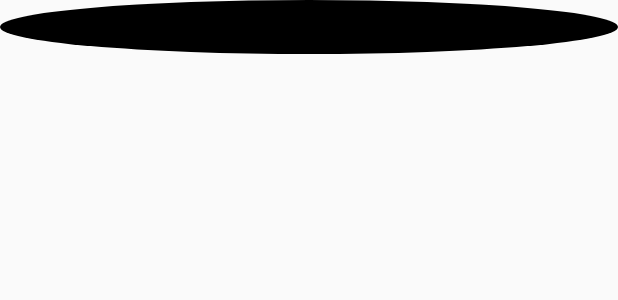
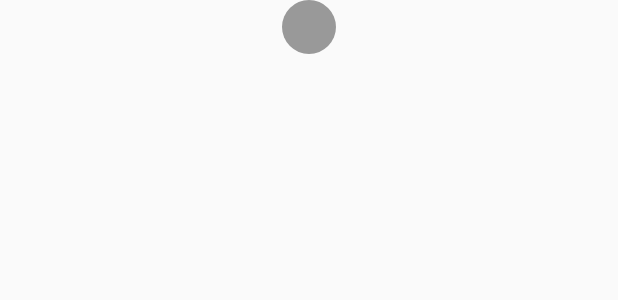
Before and after one commit to ndgithub/Popular-Movies, an Android app: the layout cast_list_item.xml on its own in the app's theme, with its tools: preview values and no code run, on a phone screen of 412 x 824 dp. Shown: the top 300 px of the screen. Run offline under Robolectric (Android 15) with nearby library versions, the light colour scheme and no system bars.

```diff
--- a/app/src/main/java/com/example/android/popularmovies/CastAdapter.java
+++ b/app/src/main/java/com/example/android/popularmovies/CastAdapter.java
@@ -57,7 +57,7 @@ public class CastAdapter extends ArrayAdapter<CastMember> {
         Picasso.with(getContext())
                 .load("https://image.tmdb.org/t/p/w342" + currentActor.getProfilePicPath())
                 .transform(new CircleTransform())
-                .resize(275, 0)
+                .resize(200, 0)
                 .into(actorPic);
 
         return listItemView;
--- a/app/src/main/res/drawable/actor_pic_background_circle.xml
+++ b/app/src/main/res/drawable/actor_pic_background_circle.xml
@@ -1,7 +1,7 @@
 <?xml version="1.0" encoding="utf-8"?>
 <shape xmlns:android="http://schemas.android.com/apk/res/android"
     android:shape="oval">
-    <solid android:color="#000000" />
+    <solid android:color="#999999" />
     <size
         android:width="36dp"
         android:height="36dp" />
--- a/app/src/main/res/layout/cast_list_item.xml
+++ b/app/src/main/res/layout/cast_list_item.xml
@@ -4,27 +4,30 @@
     android:layout_width="match_parent"
     android:layout_height="wrap_content"
     android:orientation="vertical"
-    android:textAlignment="center"
-    >
+    android:textAlignment="center">
+
     <ImageView
-        android:layout_width="match_parent"
+        android:id="@+id/actor_pic"
+        android:layout_width="wrap_content"
         android:layout_height="wrap_content"
-        android:id="@+id/actor_pic"
-        android:padding="10dp"
-        android:background="@drawable/actor_pic_background_circle" />
+        android:layout_gravity="center_horizontal"
+        android:background="@drawable/actor_pic_background_circle"
+        android:padding="2dp" />
+
     <TextView
         android:id="@+id/real_name"
         android:layout_width="match_parent"
         android:layout_height="wrap_content"
-        android:textStyle="bold"
+        android:maxLines="2"
         android:textAlignment="center"
-        android:maxLines="2"
-        android:textSize="12sp"/>
+        android:textSize="12sp"
+        android:textStyle="bold" />
+
     <TextView
         android:id="@+id/character_name"
         android:layout_width="match_parent"
         android:layout_height="wrap_content"
+        android:maxLines="2"
         android:textAlignment="center"
-        android:maxLines="2"
-        android:textSize="12sp"/>
+        android:textSize="12sp" />
 </LinearLayout>
```
Also changed, not shown: app/src/main/java/com/example/android/popularmovies/MainActivity.java (+5 -2 lines), app/src/main/res/layout/activity_movie_details.xml (+7 -12 lines).
